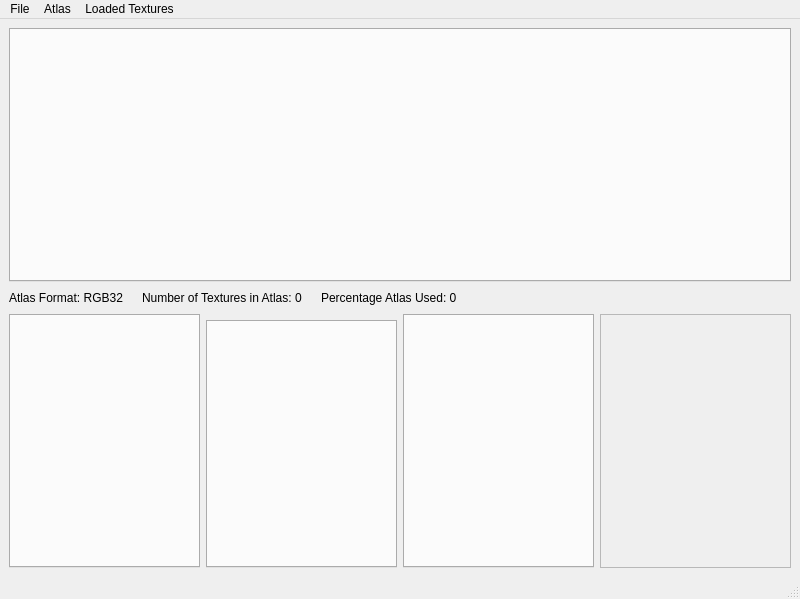
Old version of the form GUI/mainwindow.ui in the repository Binyamin-Brion/TextureAtlasCreator.
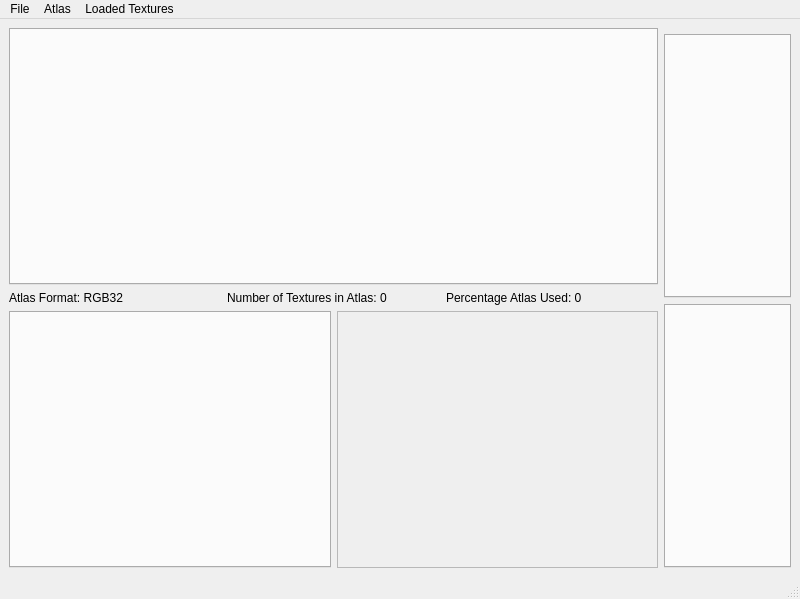
New version of the form. Custom widgets are drawn as their Qt base class.

Commit message: - Reorganized layout of widgets, in particular the widgets related to painting - Added check to make sure user does nto try to paint on texture with an unsupported format for doing so

What changed in the file:
```diff
--- a/GUI/mainwindow.ui
+++ b/GUI/mainwindow.ui
@@ -15,25 +15,22 @@
   </property>
   <widget class="QWidget" name="centralwidget">
    <layout class="QVBoxLayout" name="verticalLayout">
-    <item>
-     <widget class="GUI::Atlas::AtlasTabWidget" name="atlasWidget"/>
-    </item>
     <item>
      <layout class="QHBoxLayout" name="horizontalLayout_3">
       <item>
+       <layout class="QVBoxLayout" name="verticalLayout_3">
+        <item>
+         <widget class="GUI::Atlas::AtlasTabWidget" name="atlasWidget"/>
+        </item>
+        <item>
+         <layout class="QHBoxLayout" name="horizontalLayout">
+          <item>
        <widget class="QLabel" name="atlasFormatLabel">
         <property name="text">
          <string>Atlas Format: RGB32</string>
         </property>
        </widget>
       </item>
-      <item>
-       <widget class="QLabel" name="label">
-        <property name="text">
-         <string/>
-        </property>
-       </widget>
-      </item>
       <item>
        <widget class="QLabel" name="numberTexturesLabel">
         <property name="text">
@@ -41,13 +38,6 @@
         </property>
        </widget>
       </item>
-      <item>
-       <widget class="QLabel" name="label_2">
-        <property name="text">
-         <string/>
-        </property>
-       </widget>
-      </item>
       <item>
        <widget class="QLabel" name="percentageAtlasUsed">
         <property name="text">
@@ -55,55 +45,78 @@
         </property>
        </widget>
       </item>
-      <item>
-       <spacer name="horizontalSpacer">
-        <property name="orientation">
-         <enum>Qt::Horizontal</enum>
-        </property>
-        <property name="sizeHint" stdset="0">
-         <size>
-          <width>40</width>
-          <height>20</height>
-         </size>
-        </property>
-       </spacer>
-      </item>
      </layout>
     </item>
     <item>
-     <layout class="QHBoxLayout" name="horizontalLayout">
+         <layout class="QHBoxLayout" name="horizontalLayout_2">
       <item>
        <widget class="GUI::LoadResults::LoadedTextures" name="loadedTextures"/>
       </item>
-      <item>
-       <layout class="QVBoxLayout" name="verticalLayout_4">
-        <item>
-         <widget class="GUI::BrushSettings::CurrentBrushSettings" name="brushSettings" native="true"/>
-        </item>
-        <item>
-         <widget class="GUI::CurrentTexture::CurrentTextureTabWidget" name="currentTexture"/>
-        </item>
-       </layout>
-      </item>
-      <item>
-       <widget class="GUI::CurrentTexture::SpecularTexture::SpecularTextureTabWidget" name="specularTextureDisplay"/>
-      </item>
       <item>
        <widget class="GUI::TextureInformation::TextureInfoScrollArea" name="selectedTextureInformation">
+            <property name="sizePolicy">
+             <sizepolicy hsizetype="MinimumExpanding" vsizetype="Expanding">
+              <horstretch>0</horstretch>
+              <verstretch>0</verstretch>
+             </sizepolicy>
+            </property>
         <property name="widgetResizable">
          <bool>true</bool>
         </property>
-        <widget class="QWidget" name="scrollAreaWidgetContents_3">
+            <widget class="QWidget" name="scrollAreaWidgetContents_2">
          <property name="geometry">
           <rect>
            <x>0</x>
            <y>0</y>
-           <width>188</width>
+               <width>315</width>
            <height>248</height>
           </rect>
          </property>
         </widget>
        </widget>
+          </item>
+         </layout>
+        </item>
+       </layout>
+      </item>
+      <item>
+       <layout class="QVBoxLayout" name="verticalLayout_2">
+        <item>
+         <widget class="GUI::BrushSettings::CurrentBrushSettings" name="brushSettings" native="true"/>
+        </item>
+        <item>
+         <widget class="GUI::CurrentTexture::CurrentTextureTabWidget" name="currentTexture">
+          <property name="sizePolicy">
+           <sizepolicy hsizetype="Maximum" vsizetype="Expanding">
+            <horstretch>0</horstretch>
+            <verstretch>0</verstretch>
+           </sizepolicy>
+          </property>
+          <property name="maximumSize">
+           <size>
+            <width>600</width>
+            <height>16777215</height>
+           </size>
+          </property>
+         </widget>
+        </item>
+        <item>
+         <widget class="GUI::CurrentTexture::SpecularTexture::SpecularTextureTabWidget" name="specularTextureDisplay">
+          <property name="sizePolicy">
+           <sizepolicy hsizetype="Maximum" vsizetype="Expanding">
+            <horstretch>0</horstretch>
+            <verstretch>0</verstretch>
+           </sizepolicy>
+          </property>
+          <property name="maximumSize">
+           <size>
+            <width>600</width>
+            <height>16777215</height>
+           </size>
+          </property>
+         </widget>
+        </item>
+       </layout>
       </item>
      </layout>
     </item>
```
Lines whose indentation alone changed are shown as unchanged. The commit also changes 7 other files.
